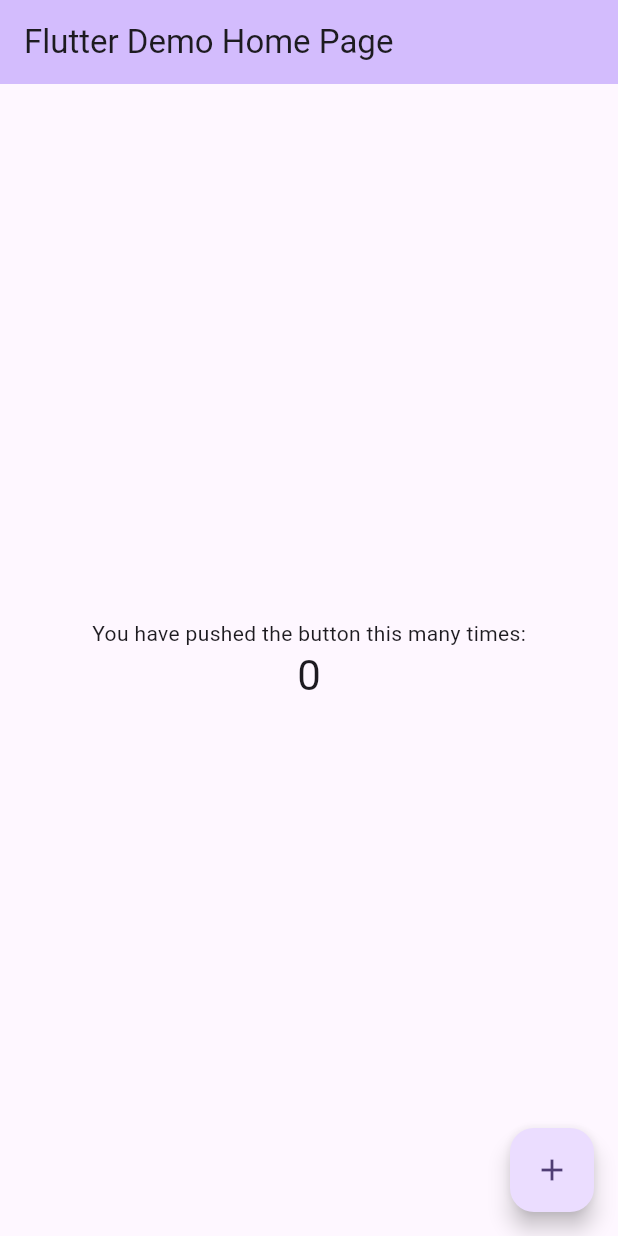
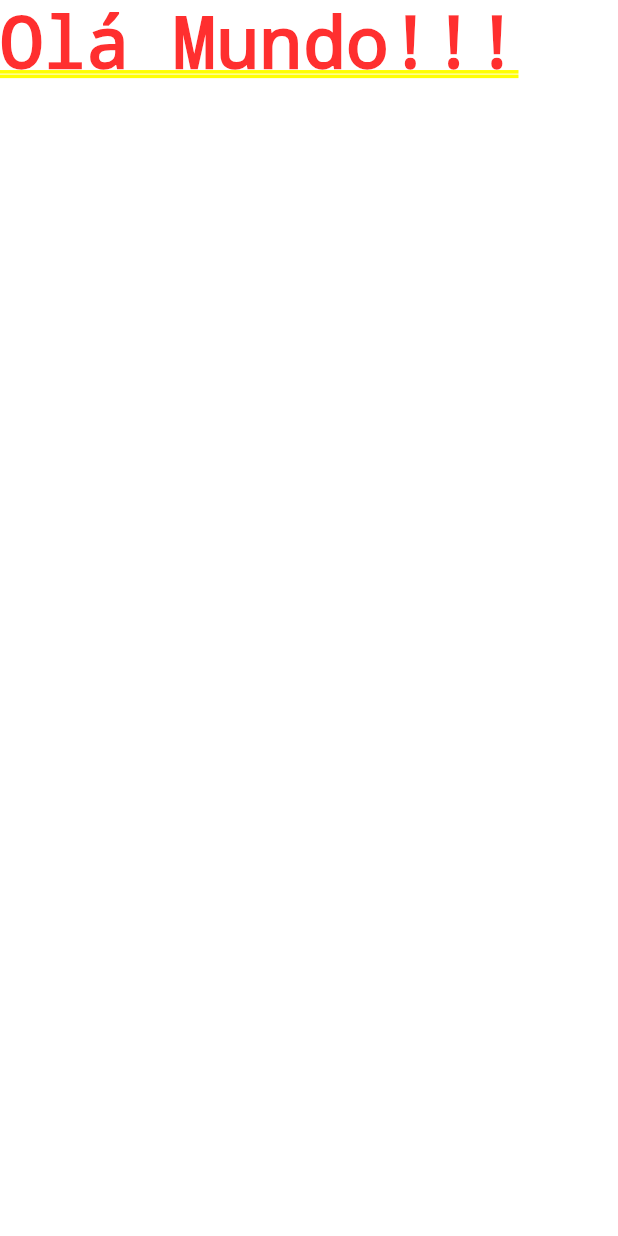
Before and after one commit to JeanCamargoReal/perguntas, a Flutter app: the screen it shows after launch, on a phone screen of 412 x 824 dp. Run offline on Flutter 3.47's test engine with Material 2 defaults, Android fonts, the phone set to English and light mode, and no system bars.

Commit message:
Construindo o primeiro Widget

```diff
--- a/lib/main.dart
+++ b/lib/main.dart
@@ -1,125 +1,12 @@
 import 'package:flutter/material.dart';
 
-void main() {
-  runApp(const MyApp());
-}
+main() => runApp(PerguntaApp());
 
-class MyApp extends StatelessWidget {
-  const MyApp({super.key});
-
-  // This widget is the root of your application.
+class PerguntaApp extends StatelessWidget {
   @override
   Widget build(BuildContext context) {
-    return MaterialApp(
-      title: 'Flutter Demo',
-      theme: ThemeData(
-        // This is the theme of your application.
-        //
-        // TRY THIS: Try running your application with "flutter run". You'll see
-        // the application has a blue toolbar. Then, without quitting the app,
-        // try changing the seedColor in the colorScheme below to Colors.green
-        // and then invoke "hot reload" (save your changes or press the "hot
-        // reload" button in a Flutter-supported IDE, or press "r" if you used
-        // the command line to start the app).
-        //
-        // Notice that the counter didn't reset back to zero; the application
-        // state is not lost during the reload. To reset the state, use hot
-        // restart instead.
-        //
-        // This works for code too, not just values: Most code changes can be
-        // tested with just a hot reload.
-        colorScheme: ColorScheme.fromSeed(seedColor: Colors.deepPurple),
-        useMaterial3: true,
-      ),
-      home: const MyHomePage(title: 'Flutter Demo Home Page'),
+    return const MaterialApp(
+      home: Text('Olá Mundo!!!'),
     );
   }
 }
-
-class MyHomePage extends StatefulWidget {
-  const MyHomePage({super.key, required this.title});
-
-  // This widget is the home page of your application. It is stateful, meaning
-  // that it has a State object (defined below) that contains fields that affect
-  // how it looks.
-
-  // This class is the configuration for the state. It holds the values (in this
-  // case the title) provided by the parent (in this case the App widget) and
-  // used by the build method of the State. Fields in a Widget subclass are
-  // always marked "final".
-
-  final String title;
-
-  @override
-  State<MyHomePage> createState() => _MyHomePageState();
-}
-
-class _MyHomePageState extends State<MyHomePage> {
-  int _counter = 0;
-
-  void _incrementCounter() {
-    setState(() {
-      // This call to setState tells the Flutter framework that something has
-      // changed in this State, which causes it to rerun the build method below
-      // so that the display can reflect the updated values. If we changed
-      // _counter without calling setState(), then the build method would not be
-      // called again, and so nothing would appear to happen.
-      _counter++;
-    });
-  }
-
-  @override
-  Widget build(BuildContext context) {
-    // This method is rerun every time setState is called, for instance as done
-    // by the _incrementCounter method above.
-    //
-    // The Flutter framework has been optimized to make rerunning build methods
-    // fast, so that you can just rebuild anything that needs updating rather
-    // than having to individually change instances of widgets.
-    return Scaffold(
-      appBar: AppBar(
-        // TRY THIS: Try changing the color here to a specific color (to
-        // Colors.amber, perhaps?) and trigger a hot reload to see the AppBar
-        // change color while the other colors stay the same.
-        backgroundColor: Theme.of(context).colorScheme.inversePrimary,
-        // Here we take the value from the MyHomePage object that was created by
-        // the App.build method, and use it to set our appbar title.
-        title: Text(widget.title),
-      ),
-      body: Center(
-        // Center is a layout widget. It takes a single child and positions it
-        // in the middle of the parent.
-        child: Column(
-          // Column is also a layout widget. It takes a list of children and
-          // arranges them vertically. By default, it sizes itself to fit its
-          // children horizontally, and tries to be as tall as its parent.
-          //
-          // Column has various properties to control how it sizes itself and
-          // how it positions its children. Here we use mainAxisAlignment to
-          // center the children vertically; the main axis here is the vertical
-          // axis because Columns are vertical (the cross axis would be
-          // horizontal).
-          //
-          // TRY THIS: Invoke "debug painting" (choose the "Toggle Debug Paint"
-          // action in the IDE, or press "p" in the console), to see the
-          // wireframe for each widget.
-          mainAxisAlignment: MainAxisAlignment.center,
-          children: <Widget>[
-            const Text(
-              'You have pushed the button this many times:',
-            ),
-            Text(
-              '$_counter',
-              style: Theme.of(context).textTheme.headlineMedium,
-            ),
-          ],
-        ),
-      ),
-      floatingActionButton: FloatingActionButton(
-        onPressed: _incrementCounter,
-        tooltip: 'Increment',
-        child: const Icon(Icons.add),
-      ), // This trailing comma makes auto-formatting nicer for build methods.
-    );
-  }
-}
```
